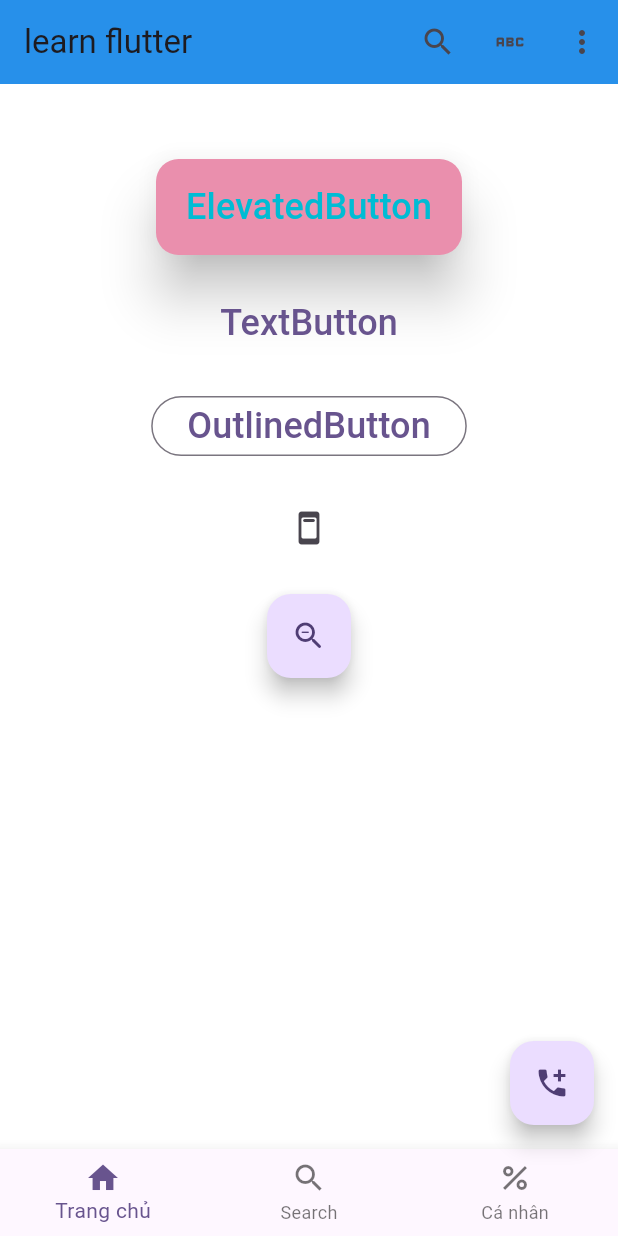
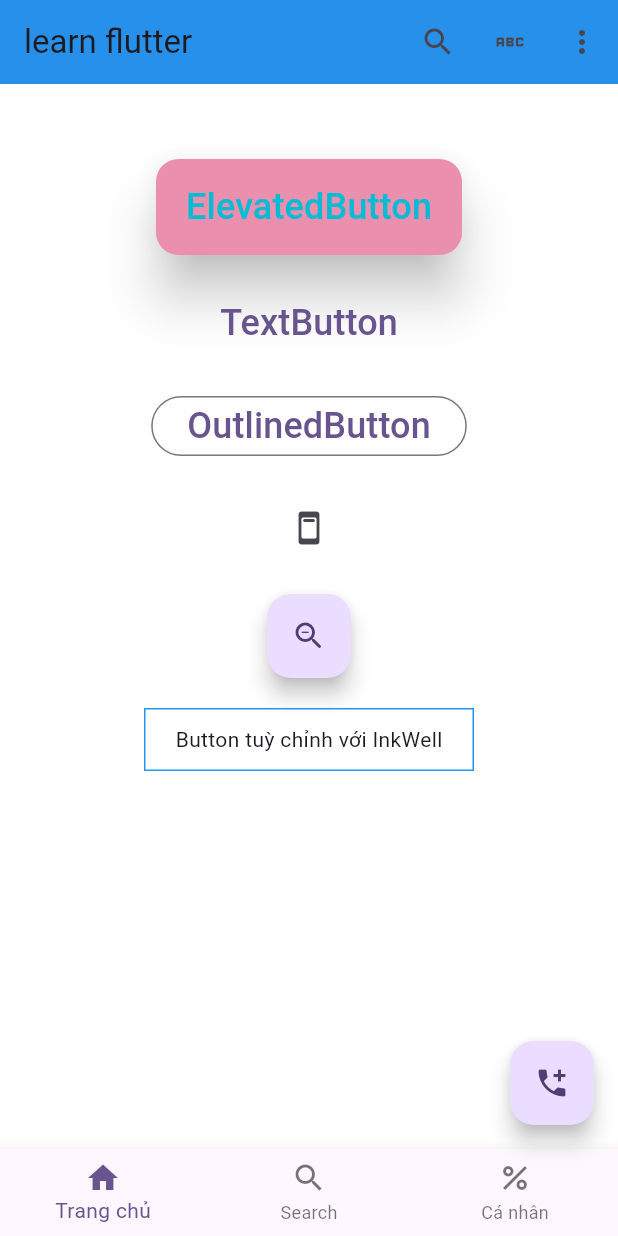
Before and after one commit to Do2304/learn-Flutter-titv, a Flutter app: the screen it shows after launch, on a phone screen of 412 x 824 dp. Run offline on Flutter 3.47's test engine with Material 3 defaults, Android fonts, the phone set to English and light mode, and no system bars.

Commit message:
learn inkWell

```diff
--- a/lib/myButton.dart
+++ b/lib/myButton.dart
@@ -35,7 +35,6 @@ class myButton extends StatelessWidget {
       body: Center(
         child: Column(
           children: [
-            //learn Button
             SizedBox(height: 50),
             ElevatedButton(
               onPressed: () {
@@ -80,6 +79,21 @@ class myButton extends StatelessWidget {
               },
               child: Icon(Icons.zoom_out_rounded),
             ),
+            SizedBox(height: 20),
+
+            // learn Inkwell
+            InkWell(
+              onTap: () {
+                print("InkWell pressed");
+              },
+              child: Container(
+                padding: EdgeInsets.symmetric(horizontal: 20, vertical: 10),
+                decoration: BoxDecoration(
+                  border: Border.all(color: Colors.blue),
+                ),
+                child: Text("Button tuỳ chỉnh với InkWell"),
+              ),
+            ),
           ],
         ),
       ),
```
